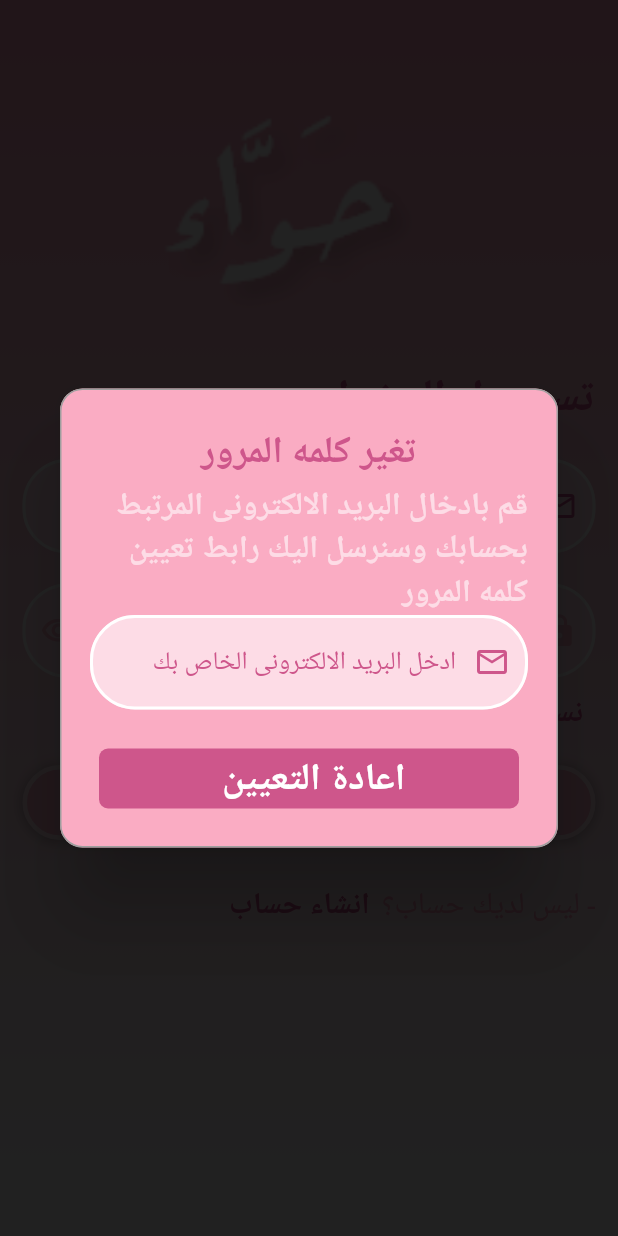
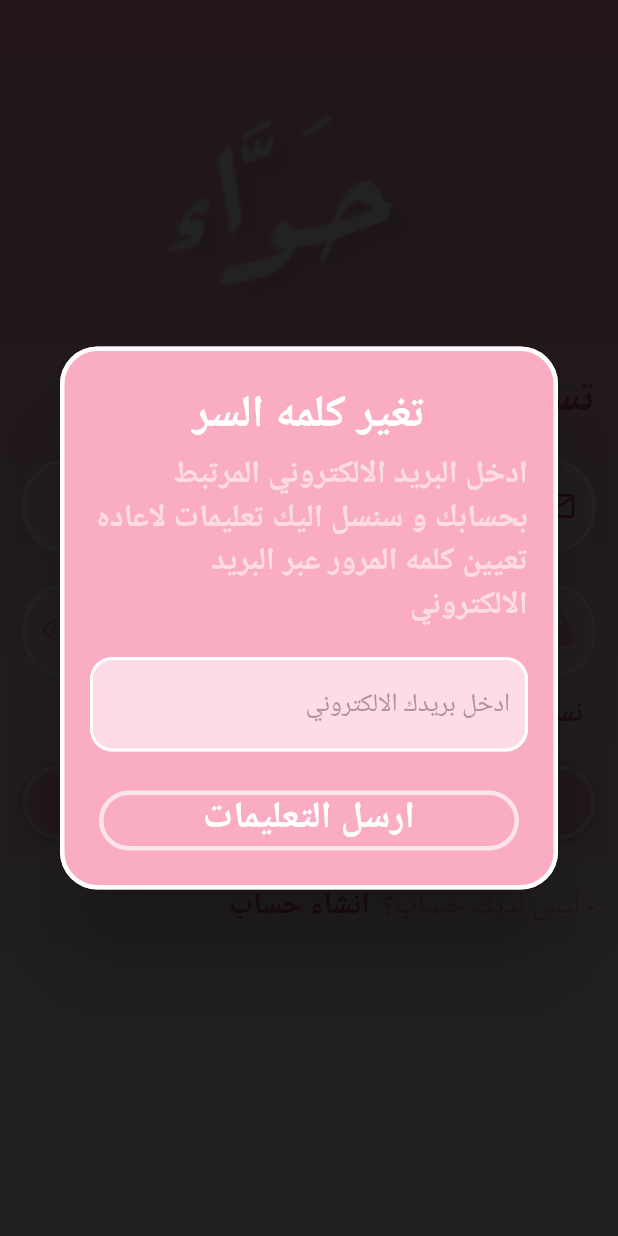
Before and after one commit to elsoudy222/Hawwah, a Flutter app: the LoginScreen screen opened directly, after a tap on "نسيت كلمه المرور؟", on a phone screen of 412 x 824 dp. Run offline on Flutter 3.47's test engine with Material 2 defaults, Android fonts, the phone set to English and light mode, and no system bars; drawn by our look-alikes of rflutter_alert; our stand-ins replace bloc, conditional_builder_null_safety, device_preview, dio, dropdown_button2, easy_localization and 9 more; missing offline and left inert: splash_screen_view; accounts and stored records are empty; network calls fail; Roboto replaces fonts that are missing (Amiri).

Commit message:
final edittttt

```diff
--- a/lib/layout/home_layout.dart
+++ b/lib/layout/home_layout.dart
@@ -197,7 +197,7 @@ Widget drawerBody(context) {
           icon: "assets/icons/report.png",
           text: 'التــقرير',
           onTap: () {
-            // HomeCubit.get(context).getReportData();
+            HomeCubit.get(context).getReportData();
             navigateTo(context, ReportScreen());
           }),
       const Divider(
--- a/lib/main.dart
+++ b/lib/main.dart
@@ -64,7 +64,7 @@ class MyApp extends StatelessWidget {
             supportedLocales: const [
               Locale('ar', 'AE'),
             ],
-            home: SearchScreen(),
+            home: startWidget,
           );
         },
       ),
--- a/lib/modules/login/login_screen.dart
+++ b/lib/modules/login/login_screen.dart
@@ -196,29 +196,32 @@ class LoginScreen extends StatelessWidget {
                                   isCloseButton: false,
                                   isOverlayTapDismiss: false,
                                   descTextAlign: TextAlign.start,
-                                  animationDuration:
-                                      const Duration(milliseconds: 400),
+                                  animationDuration: const Duration(milliseconds: 400),
                                   alertBorder: RoundedRectangleBorder(
-                                    borderRadius: BorderRadius.circular(15.0),
+                                    borderRadius: BorderRadius.circular(25.0),
                                     side: const BorderSide(
-                                      color: Colors.grey,
+                                      color: Colors.white,
+                                      width: 3
                                     ),
                                   ),
                                   descStyle: TextStyle(
                                     color: secondaryColor,
+                                    // fontSize: 15
                                   ),
-                                  titleStyle: TextStyle(
+                                  titleStyle: const TextStyle(
                                     fontWeight: FontWeight.bold,
-                                    fontSize: 25.0,
-                                    color: thirdColor,
+                                    fontSize: 30.0,
+                                    color: Colors.white,
                                   ),
                                   alertAlignment: Alignment.center,
                                 ),
                                 context: context,
-                                title: "تغير كلمه المرور",
+                                title: "تغير كلمه السر",
                                 desc:
-                                    "قم بادخال البريد الالكترونى المرتبط بحسابك وسنرسل اليك رابط تعيين كلمه المرور",
-                                content: TextFormField(
+                                    "ادخل البريد الالكتروني المرتبط بحسابك و سنسل اليك تعليمات لاعاده تعيين كلمه المرور عبر البريد الالكتروني",
+                                content: Padding(
+                                  padding: const EdgeInsets.only(top: 20),
+                                  child: TextFormField(
                                     validator: (String? value) {
                                       if (value!.isEmpty) {
                                         return 'البريد الالكترونى غير صحيح ';
@@ -231,29 +234,30 @@ class LoginScreen extends StatelessWidget {
                                     cursorColor: thirdColor,
                                     decoration: InputDecoration(
                                       hintText:
-                                        "ادخل البريد الالكترونى الخاص بك ",
-                                    hintStyle: TextStyle(color: thirdColor),
+                                          "ادخل بريدك الالكتروني ",
+                                      hintStyle: const TextStyle(color: Color(-4812642)),
                                       fillColor: secondaryColor,
                                       filled: true,
-                                    prefixIcon: Icon(
-                                      Icons.email_outlined,
-                                      color: thirdColor,
-                                    ),
+                                      // prefixIcon: Icon(
+                                      //   Icons.email_outlined,
+                                      //   color: thirdColor,
+                                      // ),
                                       border: OutlineInputBorder(
                                           borderRadius:
-                                            BorderRadius.circular(30.0),
+                                              BorderRadius.circular(15.0),
                                           borderSide: BorderSide(
                                               color: secondaryColor, width: 2)),
                                       focusedBorder: OutlineInputBorder(
                                           borderRadius:
-                                            BorderRadius.circular(30.0),
+                                              BorderRadius.circular(15.0),
                                           borderSide: BorderSide(
                                               color: secondaryColor, width: 2)),
                                       enabledBorder: OutlineInputBorder(
                                           borderRadius:
-                                            BorderRadius.circular(30.0),
+                                              BorderRadius.circular(15.0),
                                           borderSide: const BorderSide(
                                               color: Colors.white, width: 2)),
+                                    ),
                                   ),
                                 ),
                                 buttons: [
@@ -265,14 +269,20 @@ class LoginScreen extends StatelessWidget {
                                       //     context, const ChangePassword());
                                     },
                                     child: const Text(
-                                      "اعادة التعيين ",
+                                      "ارسل التعليمات",
                                       style: TextStyle(
                                         fontWeight: FontWeight.bold,
                                         fontSize: 25.0,
+                                        height: 1,
                                         color: Colors.white,
                                       ),
                                     ),
-                                    color: thirdColor,
+                                    radius: BorderRadius.circular(25),
+                                    color: primaryColor,
+                                    border: Border.all(
+                                      width: 3,
+                                      color: Colors.pink.shade50,
+                                    ),
                                   ),
                                 ],
                               ).show();
```
Also changed, not shown: lib/modules/report/report_screen.dart (+38 -34 lines), lib/modules/selfCheck/self_check_steps.dart (+26 -55 lines). Lines whose indentation alone changed are shown as unchanged.
